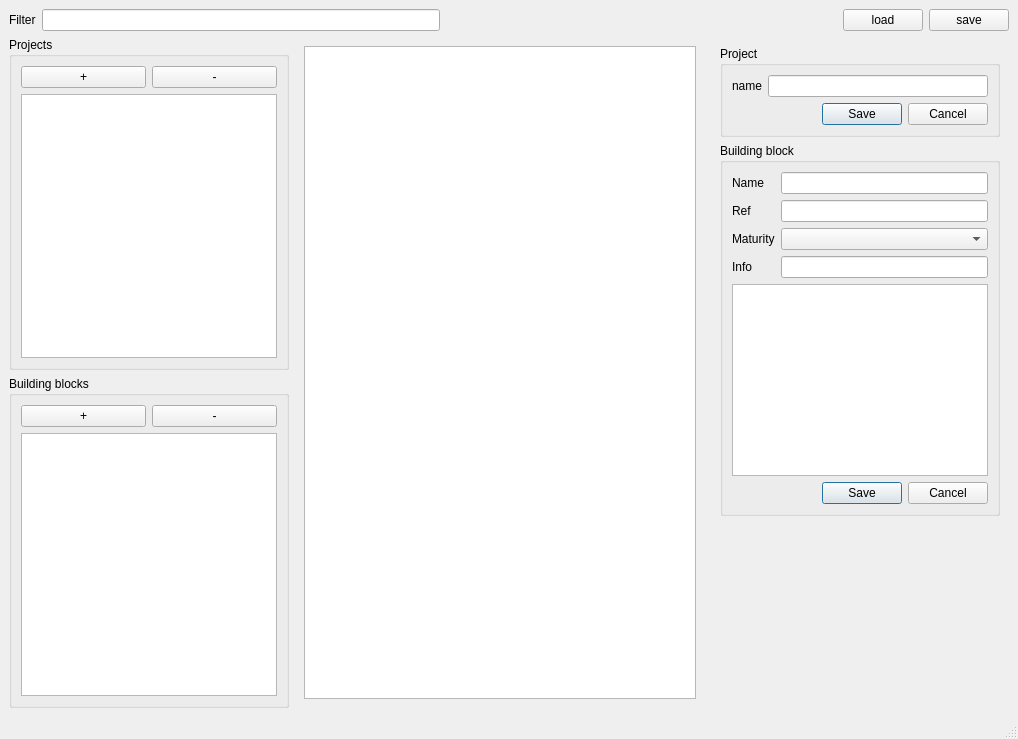
First picture: the form in src/mainwindow.ui, repository jfouche/bbm, before the edit.
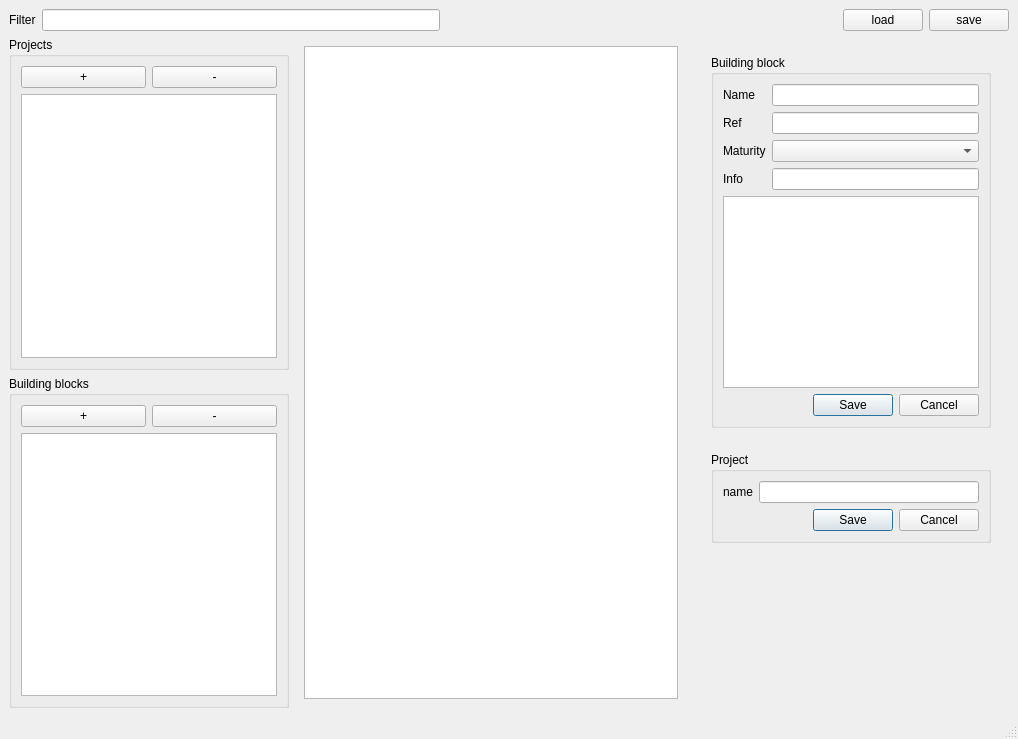
Second picture: the form after the edit.

Commit message: show / hide selection editor

What changed in the file:
```diff
--- a/src/mainwindow.ui
+++ b/src/mainwindow.ui
@@ -138,35 +138,8 @@
        <widget class="QWidget" name="rightWidget" native="true">
         <layout class="QVBoxLayout" name="verticalLayout_3">
          <item>
-          <widget class="QGroupBox" name="groupBox">
-           <property name="title">
-            <string>Project</string>
-           </property>
-           <layout class="QVBoxLayout" name="verticalLayout_5">
-            <item>
-             <layout class="QFormLayout" name="formLayout_4">
-              <item row="0" column="0">
-               <widget class="QLabel" name="label_2">
-                <property name="text">
-                 <string>name</string>
-                </property>
-               </widget>
-              </item>
-              <item row="0" column="1">
-               <widget class="QLineEdit" name="lineEdit_2"/>
-              </item>
-             </layout>
-            </item>
-            <item>
-             <widget class="QDialogButtonBox" name="buttonBox">
-              <property name="standardButtons">
-               <set>QDialogButtonBox::Cancel|QDialogButtonBox::Save</set>
-              </property>
-             </widget>
-            </item>
-           </layout>
-          </widget>
-         </item>
+          <widget class="QWidget" name="wdgEditBb" native="true">
+           <layout class="QVBoxLayout" name="verticalLayout_8">
          <item>
           <widget class="QGroupBox" name="groupBox_2">
            <property name="title">
@@ -225,6 +198,45 @@
               <property name="standardButtons">
                <set>QDialogButtonBox::Cancel|QDialogButtonBox::Save</set>
               </property>
+                </widget>
+               </item>
+              </layout>
+             </widget>
+            </item>
+           </layout>
+          </widget>
+         </item>
+         <item>
+          <widget class="QWidget" name="wdgEditProject" native="true">
+           <layout class="QVBoxLayout" name="verticalLayout_7">
+            <item>
+             <widget class="QGroupBox" name="groupBox">
+              <property name="title">
+               <string>Project</string>
+              </property>
+              <layout class="QVBoxLayout" name="verticalLayout_5">
+               <item>
+                <layout class="QFormLayout" name="formLayout_4">
+                 <item row="0" column="0">
+                  <widget class="QLabel" name="label_2">
+                   <property name="text">
+                    <string>name</string>
+                   </property>
+                  </widget>
+                 </item>
+                 <item row="0" column="1">
+                  <widget class="QLineEdit" name="lineEdit_2"/>
+                 </item>
+                </layout>
+               </item>
+               <item>
+                <widget class="QDialogButtonBox" name="buttonBox">
+                 <property name="standardButtons">
+                  <set>QDialogButtonBox::Cancel|QDialogButtonBox::Save</set>
+                 </property>
+                </widget>
+               </item>
+              </layout>
              </widget>
             </item>
            </layout>
```
Lines whose indentation alone changed are shown as unchanged. The commit also changes 2 other files.
